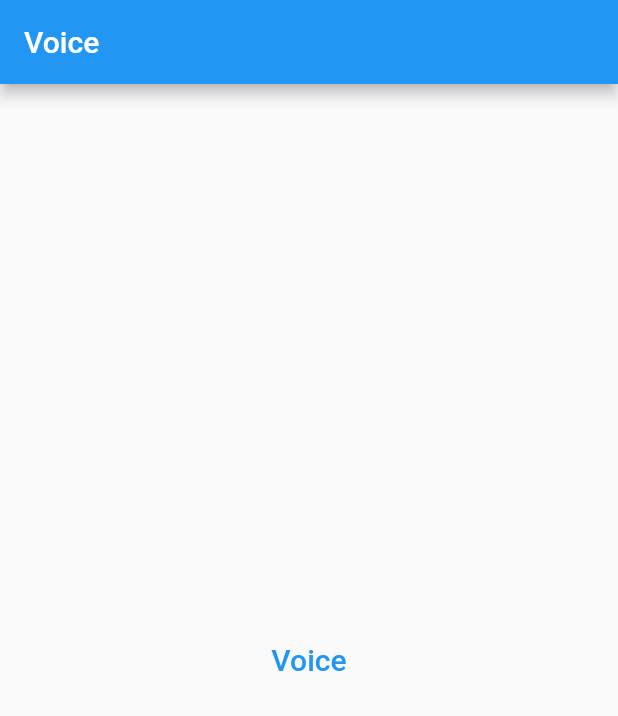
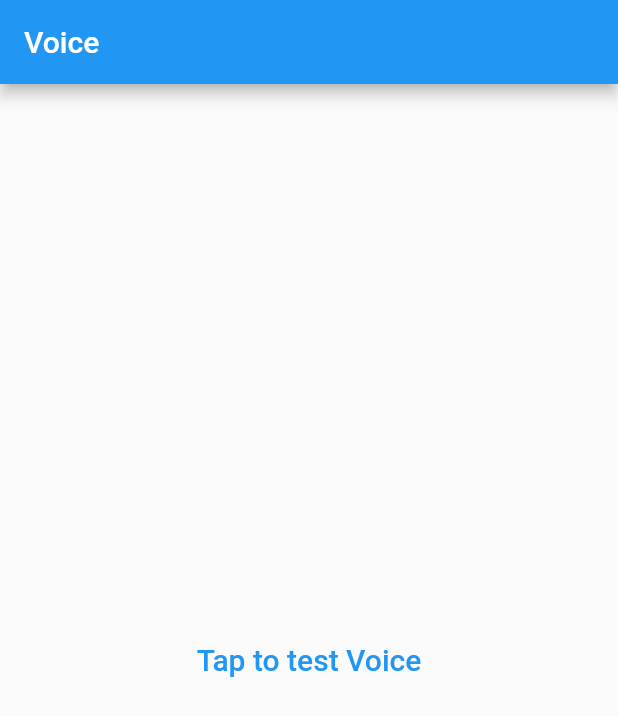
Before and after one commit to anantcodes/Voice, a Flutter app: the screen it shows after launch, on a phone screen of 412 x 824 dp. Shown: the top 716 px of the screen. Run offline on Flutter 3.47's test engine with Material 2 defaults, Android fonts, the light colour scheme and no system bars; our stand-ins replace avatar_glow, speech_to_text; missing offline and left inert: highlight_text.

Commit message:
:lipstick: text

```diff
--- a/lib/home.dart
+++ b/lib/home.dart
@@ -17,7 +17,7 @@ class _HomeState extends State<Home> {
         body: Center(
           child: TextButton(
 
-            child: Text('Voice', style: TextStyle(fontSize: 20.0),),
+            child: Text('Tap to test Voice', style: TextStyle(fontSize: 20.0),),
             onPressed: () {
               Navigator.push(
                 context,
```
